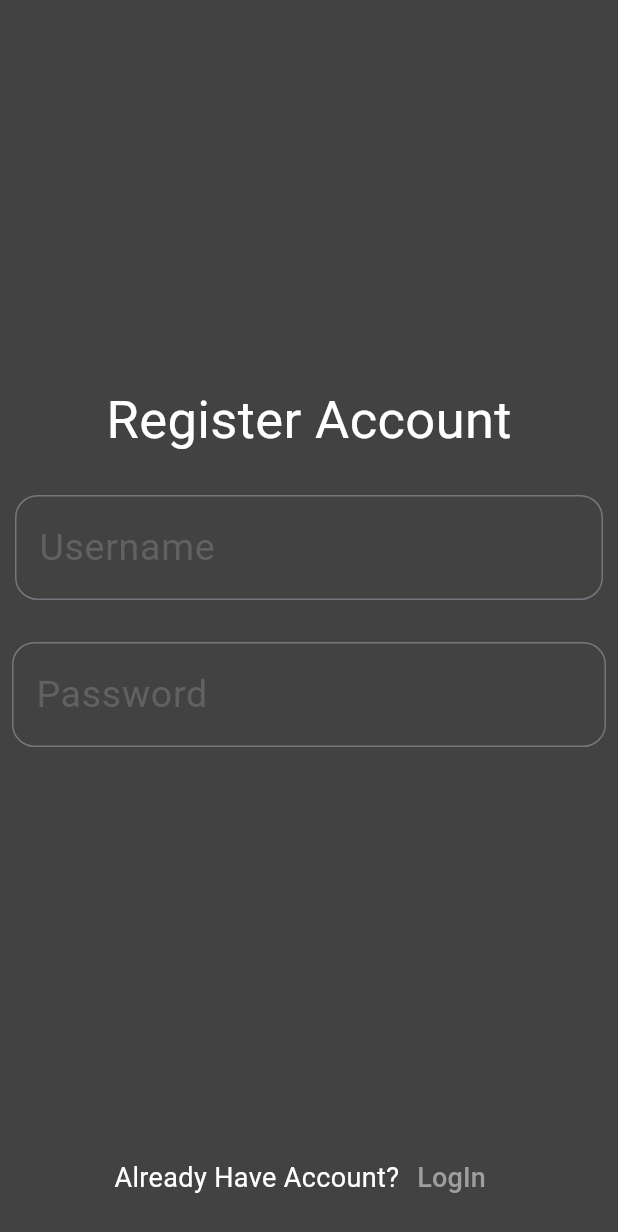
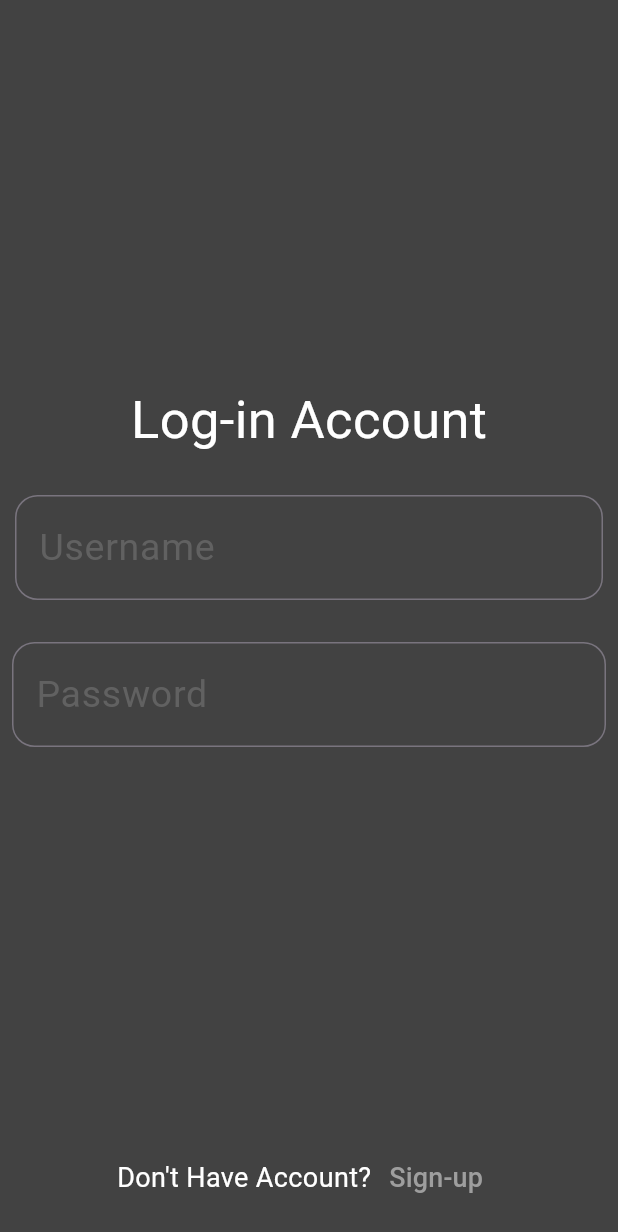
Before and after one commit to Sciege/AppGame, a Flutter app: the screen it shows after launch, after a tap on "LogIn", on a phone screen of 412 x 824 dp. Shown: the top 1232 px of the screen. Run offline on Flutter 3.47's test engine with Material 3 defaults, Android fonts, the phone set to English and light mode, and no system bars; our stand-ins replace flutter_svg; missing offline and left inert: mobile_scanner.

Commit message:
Added login page and implement routing

```diff
--- a/lib/auth/login.dart
+++ b/lib/auth/login.dart
@@ -1,15 +1,103 @@
+import 'package:flutter/cupertino.dart';
 import 'package:flutter/material.dart';
+import 'package:testonly/auth/signup.dart';
+import 'package:testonly/colors.dart';
 
-class LoginPage extends StatefulWidget {
-  const LoginPage({super.key});
+class Login extends StatefulWidget {
+  const Login({super.key});
 
   @override
-  State<LoginPage> createState() => _LoginPageState();
+  State<Login> createState() => _LoginState();
 }
 
-class _LoginPageState extends State<LoginPage> {
+class _LoginState extends State<Login> {
   @override
   Widget build(BuildContext context) {
-    return const Placeholder();
+    return Scaffold(
+      backgroundColor: AppColors().background,
+      body: Column(
+        children: [
+          Expanded(
+            child: Center(
+              child: Column(
+                mainAxisAlignment: MainAxisAlignment.center,
+                children: [
+                  Text(
+                    'Log-in Account',
+                    style: TextStyle(fontSize: 35, color: Colors.white),
+                  ),
+                  SizedBox(height: 15),
+                  Padding(
+                    padding: const EdgeInsets.all(10.0),
+                    child: TextField(
+                      cursorColor: Colors.grey,
+                      style: TextStyle(fontSize: 25, color: Colors.white),
+                      decoration: InputDecoration(
+                        // WHEN FOCUSED THE BORDER WILL SHOW WHITE
+                        focusedBorder: OutlineInputBorder(
+                          borderSide: BorderSide(
+                            color: Colors.white,
+                          ),
+                          borderRadius: BorderRadius.circular(15),
+                        ),
+                        hintStyle: TextStyle(color: Colors.grey.shade700),
+                        hintText: 'Username',
+                        border: OutlineInputBorder(
+                          borderRadius: BorderRadius.circular(15),
+                        ),
+                      ),
+                    ),
+                  ),
+                  SizedBox(height: 10),
+                  Padding(
+                    padding: const EdgeInsets.all(8.0),
+                    child: TextField(
+                      selectionControls: cupertinoDesktopTextSelectionControls,
+                      cursorColor: Colors.grey,
+                      style: TextStyle(fontSize: 25, color: Colors.white),
+                      decoration: InputDecoration(
+                          // WHEN FOCUSED THE BORDER WILL SHOW WHITE
+                          focusedBorder: OutlineInputBorder(
+                              borderSide: BorderSide(color: Colors.white),
+                              borderRadius: BorderRadius.circular(15)),
+                          hintStyle: TextStyle(color: Colors.grey.shade700),
+                          hintText: 'Password',
+                          border: OutlineInputBorder(
+                              borderRadius: BorderRadius.circular(15))),
+                    ),
+                  ),
+                ],
+              ),
+            ),
+          ),
+          Padding(
+            padding: const EdgeInsets.fromLTRB(0, 0, 0, 15),
+            child: Row(
+              mainAxisAlignment: MainAxisAlignment.center,
+              children: [
+                Text(
+                  "Don't Have Account?",
+                  style: TextStyle(fontSize: 18, color: Colors.white),
+                ),
+                TextButton(
+                    onPressed: () {
+                      Navigator.push(
+                        context,
+                        MaterialPageRoute(
+                          builder: (context) => SignUp(),
+                        ),
+                      );
+                    },
+                    child: Text(
+                      'Sign-up',
+                      style:
+                          TextStyle(color: Colors.grey.shade500, fontSize: 18),
+                    ))
+              ],
+            ),
+          )
+        ],
+      ),
+    );
   }
 }
--- a/lib/auth/signup.dart
+++ b/lib/auth/signup.dart
@@ -1,5 +1,6 @@
 import 'package:flutter/cupertino.dart';
 import 'package:flutter/material.dart';
+import 'package:testonly/auth/login.dart';
 import 'package:testonly/colors.dart';
 
 class SignUp extends StatefulWidget {
@@ -79,7 +80,14 @@ class _SignUpState extends State<SignUp> {
                   style: TextStyle(fontSize: 18, color: Colors.white),
                 ),
                 TextButton(
-                    onPressed: () {},
+                    onPressed: () {
+                      Navigator.push(
+                        context,
+                        MaterialPageRoute(
+                          builder: (context) => Login(),
+                        ),
+                      );
+                    },
                     child: Text(
                       'LogIn',
                       style:
--- a/lib/main.dart
+++ b/lib/main.dart
@@ -1,8 +1,5 @@
 import 'package:flutter/material.dart';
 import 'package:flutter/services.dart';
-import 'package:testonly/HomePage.dart';
-import 'package:testonly/auth/login.dart';
-
 import 'auth/signup.dart';
 
 void main(){
```
